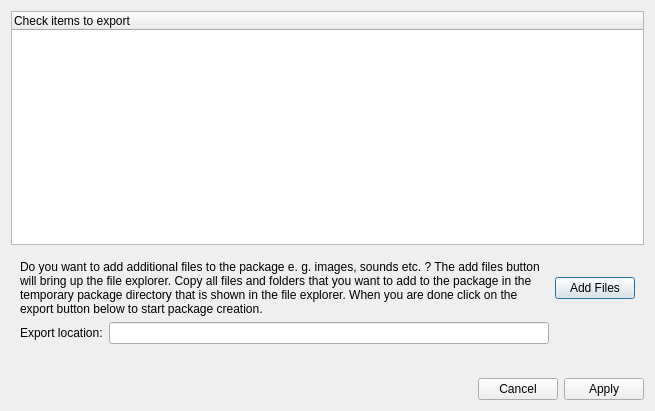
Before: the Qt Designer form src/ui/dlgPackageExporter.ui in Mudlet/Mudlet, drawn with Qt 5.
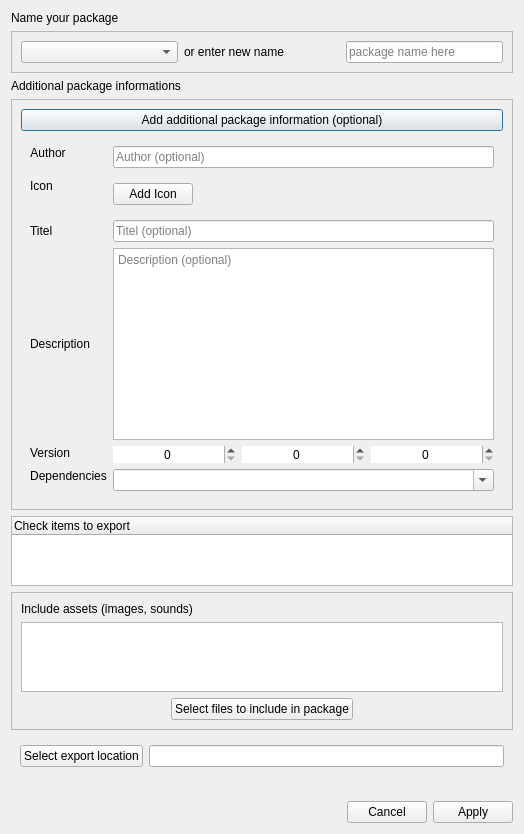
After: the same form once the commit is applied.

Commit message: new package_exporter ui

```diff
--- a/src/ui/dlgPackageExporter.ui
+++ b/src/ui/dlgPackageExporter.ui
@@ -6,16 +6,408 @@
    <rect>
     <x>0</x>
     <y>0</y>
-    <width>655</width>
-    <height>411</height>
+    <width>524</width>
+    <height>552</height>
    </rect>
   </property>
+  <property name="sizePolicy">
+   <sizepolicy hsizetype="MinimumExpanding" vsizetype="Ignored">
+    <horstretch>0</horstretch>
+    <verstretch>0</verstretch>
+   </sizepolicy>
+  </property>
+  <property name="maximumSize">
+   <size>
+    <width>16777215</width>
+    <height>16777215</height>
+   </size>
+  </property>
   <property name="windowTitle">
    <string>Package Exporter</string>
   </property>
   <layout class="QVBoxLayout" name="verticalLayout">
+   <item>
+    <widget class="QLabel" name="label">
+     <property name="sizePolicy">
+      <sizepolicy hsizetype="Preferred" vsizetype="Fixed">
+       <horstretch>0</horstretch>
+       <verstretch>0</verstretch>
+      </sizepolicy>
+     </property>
+     <property name="text">
+      <string>Name your package</string>
+     </property>
+    </widget>
+   </item>
+   <item>
+    <widget class="QFrame" name="frame">
+     <property name="sizePolicy">
+      <sizepolicy hsizetype="Preferred" vsizetype="Fixed">
+       <horstretch>0</horstretch>
+       <verstretch>0</verstretch>
+      </sizepolicy>
+     </property>
+     <property name="frameShape">
+      <enum>QFrame::StyledPanel</enum>
+     </property>
+     <property name="frameShadow">
+      <enum>QFrame::Raised</enum>
+     </property>
+     <layout class="QHBoxLayout" name="horizontalLayout">
+      <item>
+       <widget class="QComboBox" name="packageList">
+        <property name="enabled">
+         <bool>true</bool>
+        </property>
+        <property name="sizePolicy">
+         <sizepolicy hsizetype="Minimum" vsizetype="Fixed">
+          <horstretch>0</horstretch>
+          <verstretch>0</verstretch>
+         </sizepolicy>
+        </property>
+        <property name="editable">
+         <bool>false</bool>
+        </property>
+       </widget>
+      </item>
+      <item>
+       <widget class="QLabel" name="label_2">
+        <property name="sizePolicy">
+         <sizepolicy hsizetype="Preferred" vsizetype="Preferred">
+          <horstretch>0</horstretch>
+          <verstretch>0</verstretch>
+         </sizepolicy>
+        </property>
+        <property name="text">
+         <string>or enter new name</string>
+        </property>
+       </widget>
+      </item>
+      <item>
+       <widget class="QLineEdit" name="packageName">
+        <property name="sizePolicy">
+         <sizepolicy hsizetype="Minimum" vsizetype="Fixed">
+          <horstretch>0</horstretch>
+          <verstretch>0</verstretch>
+         </sizepolicy>
+        </property>
+        <property name="placeholderText">
+         <string>package name here</string>
+        </property>
+       </widget>
+      </item>
+     </layout>
+    </widget>
+   </item>
+   <item>
+    <widget class="QLabel" name="label_3">
+     <property name="sizePolicy">
+      <sizepolicy hsizetype="Preferred" vsizetype="Fixed">
+       <horstretch>0</horstretch>
+       <verstretch>0</verstretch>
+      </sizepolicy>
+     </property>
+     <property name="text">
+      <string>Additional package informations</string>
+     </property>
+    </widget>
+   </item>
+   <item>
+    <widget class="QFrame" name="frame_2">
+     <property name="sizePolicy">
+      <sizepolicy hsizetype="Minimum" vsizetype="Maximum">
+       <horstretch>0</horstretch>
+       <verstretch>0</verstretch>
+      </sizepolicy>
+     </property>
+     <property name="frameShape">
+      <enum>QFrame::StyledPanel</enum>
+     </property>
+     <property name="frameShadow">
+      <enum>QFrame::Raised</enum>
+     </property>
+     <layout class="QVBoxLayout" name="verticalLayout_2">
+      <item>
+       <widget class="QPushButton" name="openInfos">
+        <property name="sizePolicy">
+         <sizepolicy hsizetype="Minimum" vsizetype="Fixed">
+          <horstretch>0</horstretch>
+          <verstretch>0</verstretch>
+         </sizepolicy>
+        </property>
+        <property name="text">
+         <string>Add additional package information (optional)</string>
+        </property>
+       </widget>
+      </item>
+      <item>
+       <widget class="QWidget" name="input" native="true">
+        <property name="sizePolicy">
+         <sizepolicy hsizetype="MinimumExpanding" vsizetype="MinimumExpanding">
+          <horstretch>0</horstretch>
+          <verstretch>0</verstretch>
+         </sizepolicy>
+        </property>
+        <layout class="QFormLayout" name="formLayout">
+         <item row="0" column="0">
+          <widget class="QLabel" name="label_4">
+           <property name="sizePolicy">
+            <sizepolicy hsizetype="MinimumExpanding" vsizetype="Maximum">
+             <horstretch>0</horstretch>
+             <verstretch>0</verstretch>
+            </sizepolicy>
+           </property>
+           <property name="text">
+            <string>Author</string>
+           </property>
+           <property name="alignment">
+            <set>Qt::AlignCenter</set>
+           </property>
+          </widget>
+         </item>
+         <item row="0" column="1">
+          <widget class="QLineEdit" name="Author">
+           <property name="sizePolicy">
+            <sizepolicy hsizetype="MinimumExpanding" vsizetype="Maximum">
+             <horstretch>0</horstretch>
+             <verstretch>0</verstretch>
+            </sizepolicy>
+           </property>
+           <property name="focusPolicy">
+            <enum>Qt::StrongFocus</enum>
+           </property>
+           <property name="placeholderText">
+            <string>Author (optional)</string>
+           </property>
+          </widget>
+         </item>
+         <item row="1" column="0">
+          <widget class="QLabel" name="label_6">
+           <property name="text">
+            <string>Icon</string>
+           </property>
+          </widget>
+         </item>
+         <item row="1" column="1">
+          <layout class="QHBoxLayout" name="horizontalLayout_2">
+           <item>
+            <widget class="QPushButton" name="addIcon">
+             <property name="sizePolicy">
+              <sizepolicy hsizetype="Fixed" vsizetype="Fixed">
+               <horstretch>0</horstretch>
+               <verstretch>0</verstretch>
+              </sizepolicy>
+             </property>
+             <property name="text">
+              <string>Add Icon</string>
+             </property>
+            </widget>
+           </item>
+           <item>
+            <widget class="QWidget" name="Icon" native="true">
+             <property name="enabled">
+              <bool>true</bool>
+             </property>
+             <property name="sizePolicy">
+              <sizepolicy hsizetype="Fixed" vsizetype="Fixed">
+               <horstretch>0</horstretch>
+               <verstretch>0</verstretch>
+              </sizepolicy>
+             </property>
+             <property name="minimumSize">
+              <size>
+               <width>40</width>
+               <height>40</height>
+              </size>
+             </property>
+             <property name="maximumSize">
+              <size>
+               <width>40</width>
+               <height>40</height>
+              </size>
+             </property>
+            </widget>
+           </item>
+          </layout>
+         </item>
+         <item row="2" column="0">
+          <widget class="QLabel" name="label_7">
+           <property name="text">
+            <string>Titel</string>
+           </property>
+          </widget>
+         </item>
+         <item row="2" column="1">
+          <widget class="QLineEdit" name="Titel">
+           <property name="placeholderText">
+            <string>Titel (optional)</string>
+           </property>
+          </widget>
+         </item>
+         <item row="3" column="0">
+          <widget class="QLabel" name="label_5">
+           <property name="sizePolicy">
+            <sizepolicy hsizetype="Expanding" vsizetype="Expanding">
+             <horstretch>0</horstretch>
+             <verstretch>0</verstretch>
+            </sizepolicy>
+           </property>
+           <property name="text">
+            <string>Description</string>
+           </property>
+           <property name="alignment">
+            <set>Qt::AlignCenter</set>
+           </property>
+          </widget>
+         </item>
+         <item row="3" column="1">
+          <widget class="QTextEdit" name="Description">
+           <property name="tabChangesFocus">
+            <bool>true</bool>
+           </property>
+           <property name="placeholderText">
+            <string>Description (optional)</string>
+           </property>
+          </widget>
+         </item>
+         <item row="4" column="0">
+          <widget class="QLabel" name="label_8">
+           <property name="sizePolicy">
+            <sizepolicy hsizetype="MinimumExpanding" vsizetype="Maximum">
+             <horstretch>0</horstretch>
+             <verstretch>0</verstretch>
+            </sizepolicy>
+           </property>
+           <property name="text">
+            <string>Version</string>
+           </property>
+           <property name="alignment">
+            <set>Qt::AlignCenter</set>
+           </property>
+          </widget>
+         </item>
+         <item row="4" column="1">
+          <layout class="QHBoxLayout" name="horizontalLayout_3">
+           <property name="spacing">
+            <number>6</number>
+           </property>
+           <item>
+            <widget class="QSpinBox" name="Major">
+             <property name="sizePolicy">
+              <sizepolicy hsizetype="MinimumExpanding" vsizetype="Maximum">
+               <horstretch>0</horstretch>
+               <verstretch>0</verstretch>
+              </sizepolicy>
+             </property>
+             <property name="focusPolicy">
+              <enum>Qt::StrongFocus</enum>
+             </property>
+             <property name="frame">
+              <bool>false</bool>
+             </property>
+             <property name="alignment">
+              <set>Qt::AlignCenter</set>
+             </property>
+             <property name="suffix">
+              <string/>
+             </property>
+            </widget>
+           </item>
+           <item>
+            <widget class="QSpinBox" name="Minor">
+             <property name="sizePolicy">
+              <sizepolicy hsizetype="MinimumExpanding" vsizetype="Maximum">
+               <horstretch>0</horstretch>
+               <verstretch>0</verstretch>
+              </sizepolicy>
+             </property>
+             <property name="focusPolicy">
+              <enum>Qt::StrongFocus</enum>
+             </property>
+             <property name="frame">
+              <bool>false</bool>
+             </property>
+             <property name="alignment">
+              <set>Qt::AlignCenter</set>
+             </property>
+            </widget>
+           </item>
+           <item>
+            <widget class="QSpinBox" name="Patch">
+             <property name="sizePolicy">
+              <sizepolicy hsizetype="MinimumExpanding" vsizetype="Maximum">
+               <horstretch>0</horstretch>
+               <verstretch>0</verstretch>
+              </sizepolicy>
+             </property>
+             <property name="focusPolicy">
+              <enum>Qt::StrongFocus</enum>
+             </property>
+             <property name="frame">
+              <bool>false</bool>
+             </property>
+             <property name="alignment">
+              <set>Qt::AlignCenter</set>
+             </property>
+            </widget>
+           </item>
+          </layout>
+         </item>
+         <item row="5" column="0">
+          <widget class="QLabel" name="label_9">
+           <property name="sizePolicy">
+            <sizepolicy hsizetype="MinimumExpanding" vsizetype="Maximum">
+             <horstretch>0</horstretch>
+             <verstretch>0</verstretch>
+            </sizepolicy>
+           </property>
+           <property name="text">
+            <string>Dependencies</string>
+           </property>
+           <property name="alignment">
+            <set>Qt::AlignCenter</set>
+           </property>
+          </widget>
+         </item>
+         <item row="5" column="1">
+          <widget class="QComboBox" name="Dependencies">
+           <property name="sizePolicy">
+            <sizepolicy hsizetype="MinimumExpanding" vsizetype="Maximum">
+             <horstretch>0</horstretch>
+             <verstretch>0</verstretch>
+            </sizepolicy>
+           </property>
+           <property name="focusPolicy">
+            <enum>Qt::StrongFocus</enum>
+           </property>
+           <property name="editable">
+            <bool>true</bool>
+           </property>
+           <property name="currentText">
+            <string/>
+           </property>
+           <property name="insertPolicy">
+            <enum>QComboBox::NoInsert</enum>
+           </property>
+          </widget>
+         </item>
+        </layout>
+       </widget>
+      </item>
+     </layout>
+    </widget>
+   </item>
    <item>
     <widget class="QTreeWidget" name="treeWidget">
+     <property name="sizePolicy">
+      <sizepolicy hsizetype="Minimum" vsizetype="Maximum">
+       <horstretch>0</horstretch>
+       <verstretch>0</verstretch>
+      </sizepolicy>
+     </property>
+     <attribute name="headerVisible">
+      <bool>true</bool>
+     </attribute>
      <column>
       <property name="text">
        <string>Check items to export</string>
@@ -23,36 +415,66 @@
      </column>
     </widget>
    </item>
+   <item>
+    <widget class="QFrame" name="FileDrop">
+     <property name="sizePolicy">
+      <sizepolicy hsizetype="Minimum" vsizetype="Maximum">
+       <horstretch>0</horstretch>
+       <verstretch>0</verstretch>
+      </sizepolicy>
+     </property>
+     <property name="frameShape">
+      <enum>QFrame::StyledPanel</enum>
+     </property>
+     <property name="frameShadow">
+      <enum>QFrame::Raised</enum>
+     </property>
+     <layout class="QVBoxLayout" name="verticalLayout_3">
+      <item>
+       <widget class="QLabel" name="label_10">
+        <property name="sizePolicy">
+         <sizepolicy hsizetype="Preferred" vsizetype="Fixed">
+          <horstretch>0</horstretch>
+          <verstretch>0</verstretch>
+         </sizepolicy>
+        </property>
+        <property name="text">
+         <string>Include assets (images, sounds)</string>
+        </property>
+       </widget>
+      </item>
+      <item>
+       <widget class="QListWidget" name="addedFiles">
+        <property name="sizePolicy">
+         <sizepolicy hsizetype="MinimumExpanding" vsizetype="Maximum">
+          <horstretch>0</horstretch>
+          <verstretch>0</verstretch>
+         </sizepolicy>
+        </property>
+       </widget>
+      </item>
+      <item alignment="Qt::AlignHCenter">
+       <widget class="QPushButton" name="addFiles">
+        <property name="sizePolicy">
+         <sizepolicy hsizetype="Fixed" vsizetype="Fixed">
+          <horstretch>0</horstretch>
+          <verstretch>0</verstretch>
+         </sizepolicy>
+        </property>
+        <property name="layoutDirection">
+         <enum>Qt::LeftToRight</enum>
+        </property>
+        <property name="text">
+         <string>Select files to include in package</string>
+        </property>
+       </widget>
+      </item>
+     </layout>
+    </widget>
+   </item>
    <item>
     <widget class="QWidget" name="widget" native="true">
      <layout class="QGridLayout" name="gridLayout">
-      <item row="0" column="0" colspan="2">
-       <widget class="QLabel" name="label_addFiles">
-        <property name="text">
-         <string>Do you want to add additional files to the package e. g. images, sounds etc. ? The add files button will bring up the file explorer. Copy all files and folders that you want to add to the package in the temporary package directory that is shown in the file explorer. When you are done click on the export button below to start package creation.</string>
-        </property>
-        <property name="wordWrap">
-         <bool>true</bool>
-        </property>
-        <property name="buddy">
-         <cstring>label_addFiles</cstring>
-        </property>
-       </widget>
-      </item>
-      <item row="0" column="2">
-       <widget class="QPushButton" name="addFiles">
-        <property name="text">
-         <string>Add Files</string>
-        </property>
-       </widget>
-      </item>
-      <item row="1" column="0">
-       <widget class="QLabel" name="label_exportFilePath">
-        <property name="text">
-         <string>Export location:</string>
-        </property>
-       </widget>
-      </item>
       <item row="1" column="1">
        <widget class="QLineEdit" name="filePath">
         <property name="readOnly">
@@ -60,6 +482,13 @@
         </property>
        </widget>
       </item>
+      <item row="1" column="0">
+       <widget class="QPushButton" name="packageLocation">
+        <property name="text">
+         <string>Select export location</string>
+        </property>
+       </widget>
+      </item>
      </layout>
     </widget>
    </item>
```
Left out of the diff: 8 changed lines with no effect on the pictures. The commit also changes 6 other files.
